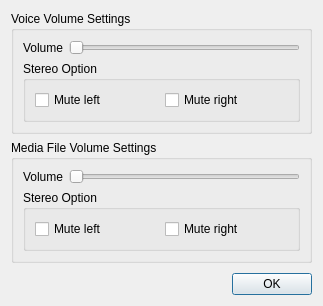
This is qtTeamTalk/uservolume.ui in BearWare/TeamTalk5 as Qt 5 draws it before an edit. The edited form follows.
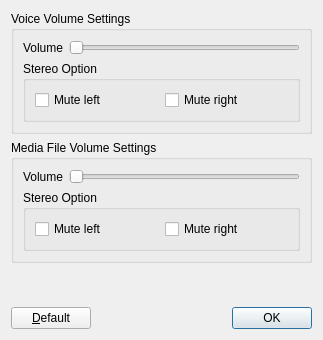
This is the edited form.

The edit to the form file:
```diff
--- a/qtTeamTalk/uservolume.ui
+++ b/qtTeamTalk/uservolume.ui
@@ -7,7 +7,7 @@
     <x>0</x>
     <y>0</y>
     <width>323</width>
-    <height>306</height>
+    <height>340</height>
    </rect>
   </property>
   <property name="windowTitle">
@@ -134,7 +134,29 @@
      <property name="sizeHint" stdset="0">
       <size>
        <width>20</width>
-       <height>40</height>
+       <height>3</height>
+      </size>
+     </property>
+    </spacer>
+   </item>
+   <item>
+    <layout class="QHBoxLayout" name="horizontalLayout_5">
+     <item>
+      <widget class="QPushButton" name="defaultsButton">
+       <property name="text">
+        <string>&amp;Default</string>
+       </property>
+      </widget>
+     </item>
+     <item>
+      <spacer name="horizontalSpacer">
+       <property name="orientation">
+        <enum>Qt::Horizontal</enum>
+       </property>
+       <property name="sizeHint" stdset="0">
+        <size>
+         <width>40</width>
+         <height>20</height>
       </size>
      </property>
     </spacer>
@@ -151,6 +173,8 @@
       <bool>false</bool>
      </property>
     </widget>
+     </item>
+    </layout>
    </item>
   </layout>
  </widget>
```
Lines whose indentation alone changed are shown as unchanged.
